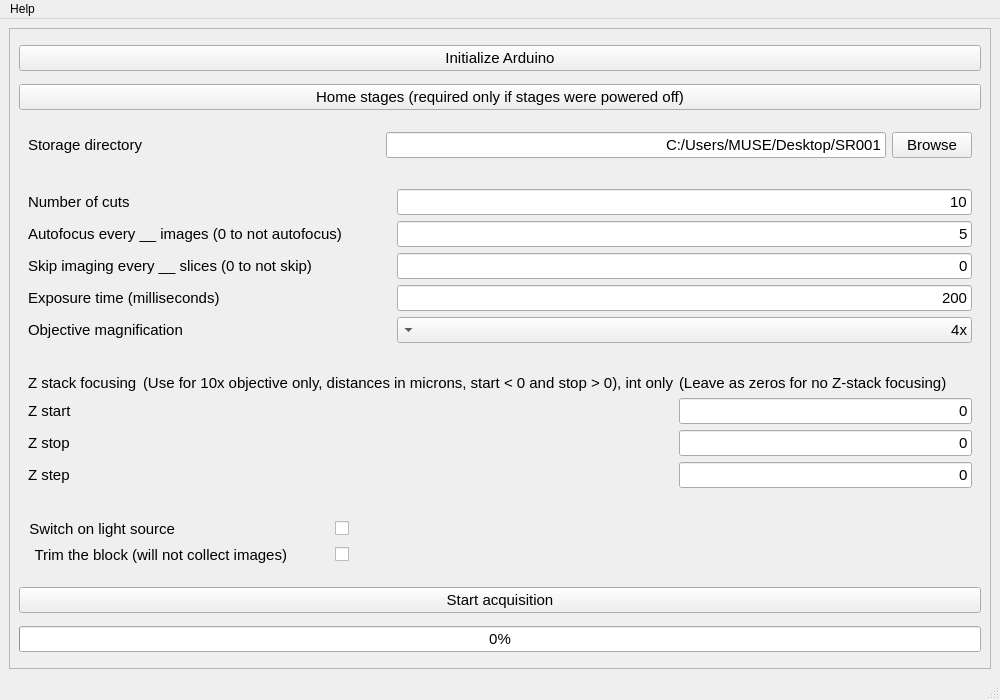
ckolluru/3D-MUSE-acquire, file ui files/mainwindow.ui: the form before one commit.
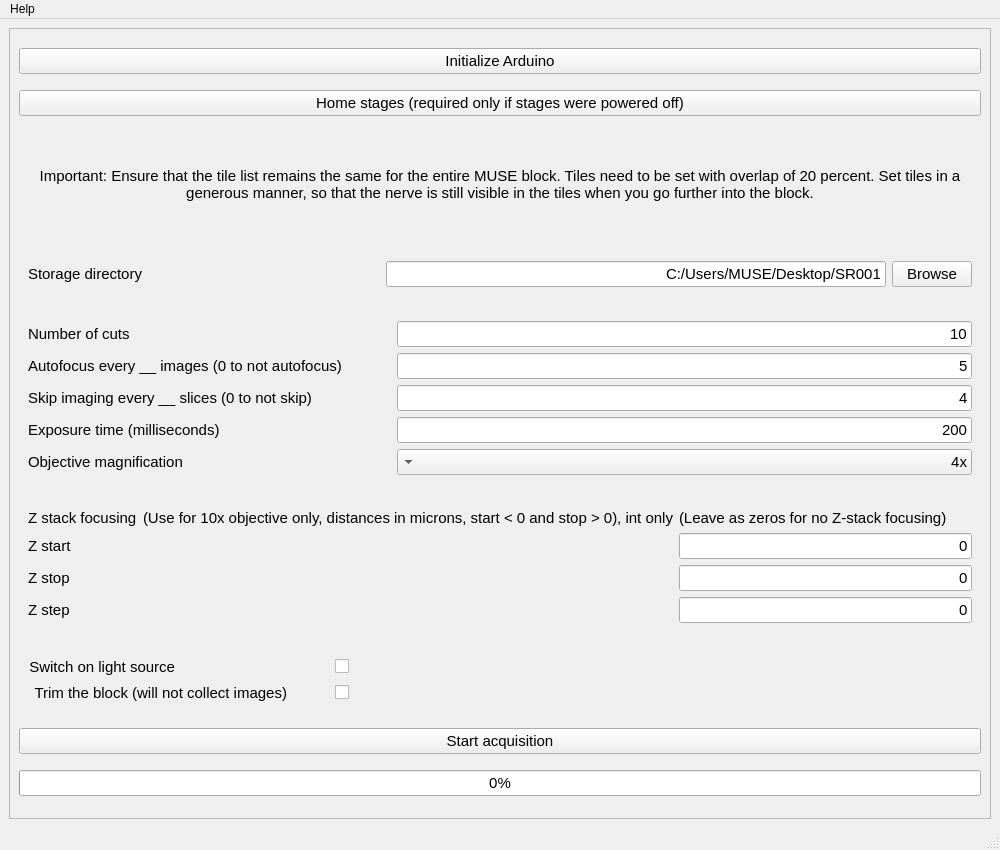
The form after the commit.

The edit to the form file:
```diff
--- a/ui files/mainwindow.ui
+++ b/ui files/mainwindow.ui
@@ -7,7 +7,7 @@
     <x>0</x>
     <y>0</y>
     <width>1000</width>
-    <height>700</height>
+    <height>850</height>
    </rect>
   </property>
   <property name="sizePolicy">
@@ -19,7 +19,7 @@
   <property name="minimumSize">
    <size>
     <width>1000</width>
-    <height>700</height>
+    <height>850</height>
    </size>
   </property>
   <property name="windowTitle">
@@ -47,7 +47,7 @@
          <x>0</x>
          <y>0</y>
          <width>980</width>
-         <height>639</height>
+         <height>789</height>
         </rect>
        </property>
        <layout class="QVBoxLayout" name="verticalLayout_2">
@@ -87,6 +87,51 @@
           </property>
          </widget>
         </item>
+        <item>
+         <widget class="QWidget" name="widget_3" native="true">
+          <property name="sizePolicy">
+           <sizepolicy hsizetype="Preferred" vsizetype="Fixed">
+            <horstretch>0</horstretch>
+            <verstretch>0</verstretch>
+           </sizepolicy>
+          </property>
+          <layout class="QVBoxLayout" name="verticalLayout_3">
+           <item>
+            <widget class="QLabel" name="label_12">
+             <property name="sizePolicy">
+              <sizepolicy hsizetype="Preferred" vsizetype="Fixed">
+               <horstretch>0</horstretch>
+               <verstretch>0</verstretch>
+              </sizepolicy>
+             </property>
+             <property name="minimumSize">
+              <size>
+               <width>0</width>
+               <height>60</height>
+              </size>
+             </property>
+             <property name="font">
+              <font>
+               <family>Segoe UI</family>
+               <pointsize>11</pointsize>
+               <weight>50</weight>
+               <bold>false</bold>
+              </font>
+             </property>
+             <property name="text">
+              <string>Important: Ensure that the tile list remains the same for the entire MUSE block. Tiles need to be set with overlap of 20 percent. Set tiles in a generous manner, so that the nerve is still visible in the tiles when you go further into the block.</string>
+             </property>
+             <property name="alignment">
+              <set>Qt::AlignCenter</set>
+             </property>
+             <property name="wordWrap">
+              <bool>true</bool>
+             </property>
+            </widget>
+           </item>
+          </layout>
+         </widget>
+        </item>
         <item>
          <widget class="QWidget" name="widget_2" native="true">
           <property name="sizePolicy">
@@ -407,7 +452,7 @@
               </font>
              </property>
              <property name="text">
-              <string>0</string>
+              <string>4</string>
              </property>
              <property name="alignment">
               <set>Qt::AlignRight|Qt::AlignTrailing|Qt::AlignVCenter</set>
```
